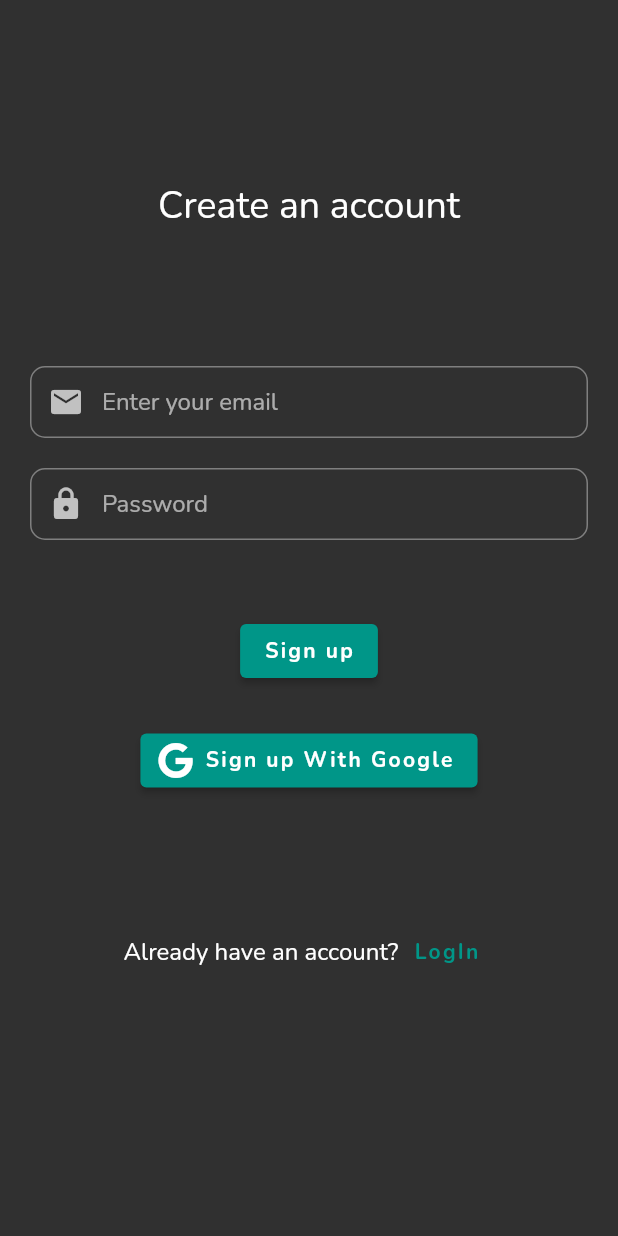
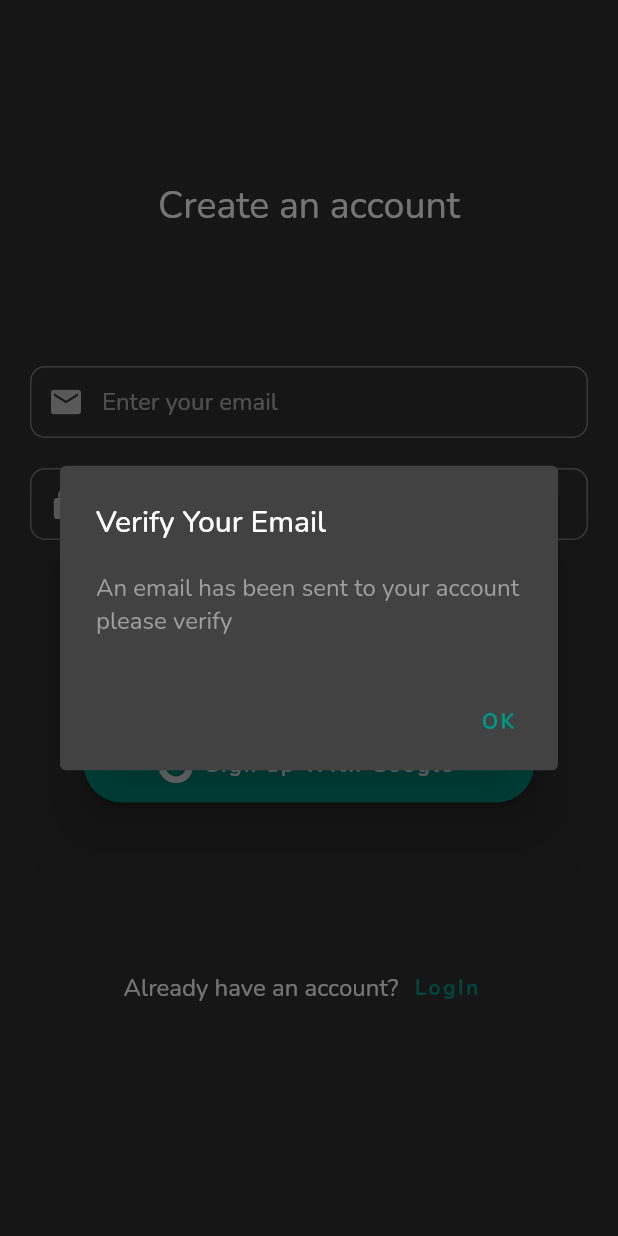
Before and after one commit to shiva-gtm/Estate, a Flutter app: the SignupScreen screen opened by its route, after a tap on "Sign up", on a phone screen of 412 x 824 dp. Run offline on Flutter 3.47's test engine with Material 2 defaults, Android fonts, the phone set to English and light mode, and no system bars; our stand-ins replace cloud_firestore, firebase_auth, firebase_core, font_awesome_flutter, google_fonts, google_sign_in; accounts and stored records are empty; network calls fail.

Commit message:
Login Signup Change

```diff
--- a/lib/Signup/signup.dart
+++ b/lib/Signup/signup.dart
@@ -1,3 +1,4 @@
+import 'package:estate/Verify/verify.dart';
 import 'package:firebase_auth/firebase_auth.dart';
 import 'package:flutter/material.dart';
 import 'package:font_awesome_flutter/font_awesome_flutter.dart';
@@ -22,7 +23,8 @@ class _SignupScreenState extends State<SignupScreen> {
         //   title: const Text("Sign Up"),
         //   centerTitle: true,
         // ),
-        body: Center(
+        body: SingleChildScrollView(
+      child: Center(
         child: Padding(
           padding: const EdgeInsets.all(20),
           child: Column(children: [
@@ -91,13 +93,33 @@ class _SignupScreenState extends State<SignupScreen> {
             ),
             ElevatedButton(
               onPressed: (() {
+                showDialog(
+                    context: context,
+                    builder: (context) => AlertDialog(
+                          title: const Text('Verify Your Email'),
+                          content: const Text(
+                              'An email has been sent to your account please verify'),
+                          actions: [
+                            TextButton(
+                              onPressed: () =>
+                                  Navigator.pushNamed(context, '/login'),
+                              child: const Text('OK'),
+                            )
+                          ],
+                        ));
+
                 auth
                     .createUserWithEmailAndPassword(
                         email: _email, password: _password)
-                  .then((_) {
-                Navigator.pushNamed(context, '/verify');
-              });
+                    .then((_) {});
+                // Navigator.pushNamed(context, '/verify');
               }),
+              style: ElevatedButton.styleFrom(
+                fixedSize: const Size(300, 50),
+                shape: RoundedRectangleBorder(
+                  borderRadius: BorderRadius.circular(50),
+                ),
+              ),
               child: const Text("Sign up"),
             ),
             const SizedBox(
@@ -108,10 +130,16 @@ class _SignupScreenState extends State<SignupScreen> {
               icon: const FaIcon(
                 FontAwesomeIcons.google,
               ),
+              style: ElevatedButton.styleFrom(
+                fixedSize: const Size(300, 50),
+                shape: RoundedRectangleBorder(
+                  borderRadius: BorderRadius.circular(50),
+                ),
+              ),
               label: const Text("Sign up With Google"),
             ),
             const SizedBox(
-            height: 80,
+              height: 100,
             ),
             Row(
               mainAxisAlignment: MainAxisAlignment.center,
@@ -128,6 +156,7 @@ class _SignupScreenState extends State<SignupScreen> {
             ),
           ]),
         ),
+      ),
     ));
   }
 }
```
Also changed, not shown: lib/Login/login.dart (+23 -4 lines). Lines whose indentation alone changed are shown as unchanged.
